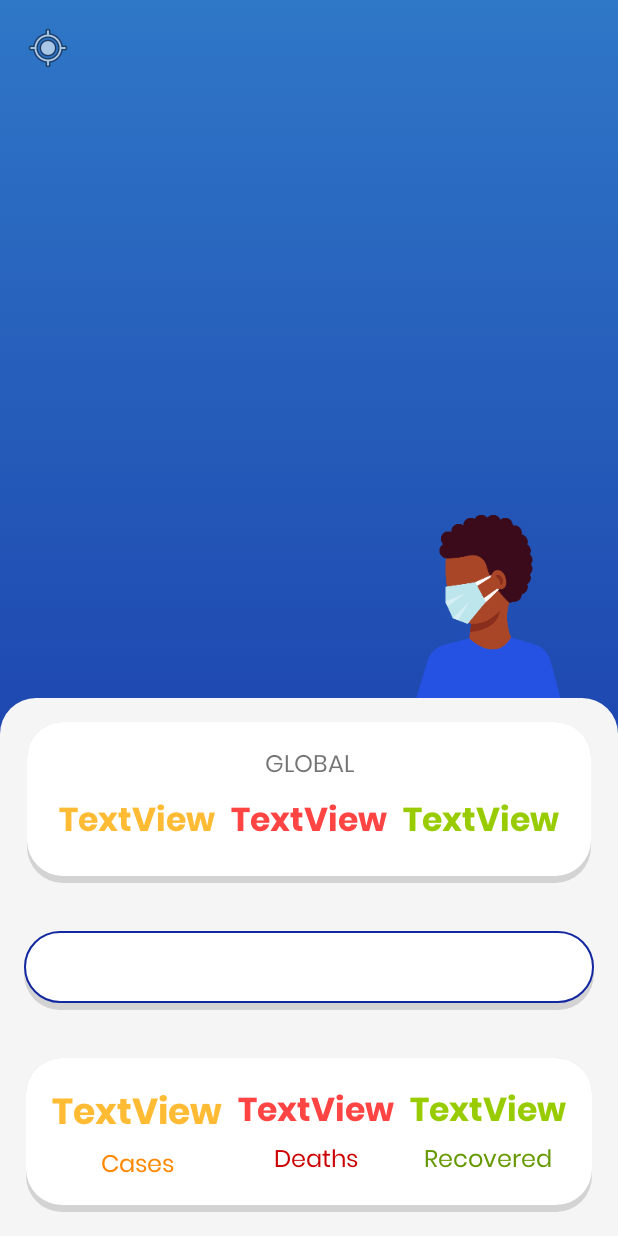
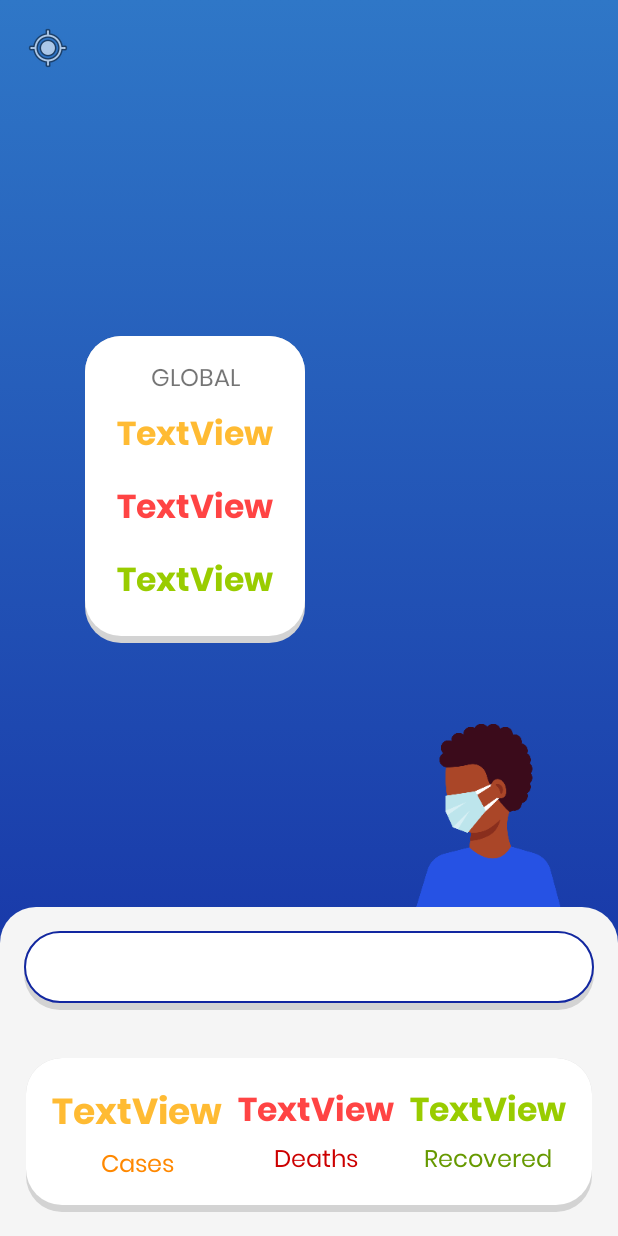
Before and after one commit to uzairmukadam/Track_Covid-19, an Android app: the layout activity_dashboard.xml on its own in the app's theme, with its tools: preview values and no code run, on a phone screen of 412 x 824 dp. Run offline under Robolectric (Android 15) with nearby library versions, the phone set to English and light mode, and no system bars; network calls fail.

Commit message:
USA and UK auto location detection fix. Changed global data view.

```diff
--- a/app/src/main/java/com/uzitech/trackcovid_19/DashboardActivity.java
+++ b/app/src/main/java/com/uzitech/trackcovid_19/DashboardActivity.java
@@ -94,7 +94,7 @@ public class DashboardActivity extends AppCompatActivity {
         try {
             for (int i = 0; i < array.length(); i++) {
                 JSONObject object = array.getJSONObject(i);
-                countryList[i]=object.getString("country");
+                countryList[i]=checkCountry(object.getString("country"));
                 countryFlag[i]=object.getJSONObject("countryInfo").getString("flag");
                 countryCases[i]=object.getInt("cases");
                 countryDeaths[i]=object.getInt("deaths");
@@ -103,6 +103,15 @@ public class DashboardActivity extends AppCompatActivity {
         }catch (Exception ignored){}
         calculateGlobal();
         setSpinner();
+    }
+
+    private String checkCountry(String country) {
+        if(country.toLowerCase().equals("usa")){
+            country="United States";
+        }else if(country.toLowerCase().equals("uk")){
+            country="United Kingdom";
+        }
+        return country;
     }
 
     private void calculateGlobal() {
@@ -124,13 +133,13 @@ public class DashboardActivity extends AppCompatActivity {
         ArrayAdapter<String> adapter=new ArrayAdapter<String>(this, android.R.layout.simple_spinner_dropdown_item, countryList){
             public View getView(int position, View view, ViewGroup parent){
                 View v = super.getView(position, view, parent);
-                ((TextView) v).setTextAlignment(View.TEXT_ALIGNMENT_CENTER);
+                v.setTextAlignment(View.TEXT_ALIGNMENT_CENTER);
                 ((TextView) v).setTypeface(ResourcesCompat.getFont(getContext(), R.font.poppins_bold));
                 return v;
             }
             public View getDropDownView(int position, View view, ViewGroup parent){
                 View v = super.getView(position, view, parent);
-                ((TextView) v).setTextAlignment(View.TEXT_ALIGNMENT_CENTER);
+                v.setTextAlignment(View.TEXT_ALIGNMENT_CENTER);
                 ((TextView) v).setTypeface(ResourcesCompat.getFont(getContext(), R.font.poppins_regular));
                 return v;
             }
--- a/app/src/main/res/layout/activity_dashboard.xml
+++ b/app/src/main/res/layout/activity_dashboard.xml
@@ -30,10 +30,69 @@
     </FrameLayout>
 
     <ImageView
+        android:id="@+id/imageView"
         android:layout_width="wrap_content"
         android:layout_height="wrap_content"
         android:layout_marginEnd="24dp"
         app:layout_constraintBottom_toTopOf="@+id/frameLayout"
         app:layout_constraintEnd_toEndOf="parent"
         app:srcCompat="@drawable/facial_mask" />
+
+    <LinearLayout
+        android:layout_width="wrap_content"
+        android:layout_height="wrap_content"
+        android:orientation="vertical"
+        android:padding="16dp"
+        android:background="@drawable/rounded_panel"
+        app:layout_constraintBottom_toTopOf="@+id/frameLayout"
+        app:layout_constraintEnd_toStartOf="@+id/imageView"
+        app:layout_constraintStart_toStartOf="parent"
+        app:layout_constraintTop_toBottomOf="@+id/curr_location">
+
+        <TextView
+            android:layout_width="match_parent"
+            android:layout_height="wrap_content"
+            android:text="GLOBAL"
+            android:fontFamily="@font/poppins_regular"
+            android:textAlignment="center"
+            android:textSize="16sp"
+            app:layout_constraintEnd_toEndOf="parent"
+            app:layout_constraintStart_toStartOf="parent"  />
+
+        <TextView
+            android:id="@+id/global_cases"
+            android:layout_width="wrap_content"
+            android:layout_height="wrap_content"
+            android:layout_weight="1"
+            android:fontFamily="@font/poppins_bold"
+            android:padding="5dp"
+            android:text="TextView"
+            android:textColor="@android:color/holo_orange_light"
+            android:textSize="22sp"
+            android:textStyle="bold" />
+
+        <TextView
+            android:id="@+id/global_deaths"
+            android:layout_width="wrap_content"
+            android:layout_height="wrap_content"
+            android:layout_weight="1"
+            android:fontFamily="@font/poppins_bold"
+            android:padding="5dp"
+            android:text="TextView"
+            android:textColor="@android:color/holo_red_light"
+            android:textSize="22sp"
+            android:textStyle="bold" />
+
+        <TextView
+            android:id="@+id/global_recovers"
+            android:layout_width="wrap_content"
+            android:layout_height="wrap_content"
+            android:layout_weight="1"
+            android:fontFamily="@font/poppins_bold"
+            android:padding="5dp"
+            android:text="TextView"
+            android:textColor="@android:color/holo_green_light"
+            android:textSize="22sp"
+            android:textStyle="bold" />
+    </LinearLayout>
 </androidx.constraintlayout.widget.ConstraintLayout>
--- a/app/src/main/res/layout/global_dashboard.xml
+++ b/app/src/main/res/layout/global_dashboard.xml
@@ -8,82 +8,14 @@
     android:layout_width="match_parent"
     android:layout_height="wrap_content">
 
-    <LinearLayout
-        android:id="@+id/linearLayout"
-        android:layout_width="wrap_content"
-        android:layout_height="wrap_content"
-        android:background="@drawable/rounded_panel"
-        android:orientation="vertical"
-        android:padding="16dp"
-        app:layout_constraintEnd_toEndOf="parent"
-        app:layout_constraintStart_toStartOf="parent"
-        app:layout_constraintTop_toTopOf="parent">
-
-        <TextView
-            android:id="@+id/textView"
-            android:layout_width="match_parent"
-            android:layout_height="wrap_content"
-            android:text="GLOBAL"
-            android:fontFamily="@font/poppins_regular"
-            android:textAlignment="center"
-            android:textSize="16sp"
-            app:layout_constraintEnd_toEndOf="parent"
-            app:layout_constraintStart_toStartOf="parent" />
-
-        <LinearLayout
-            android:layout_width="match_parent"
-            android:layout_height="match_parent"
-            android:orientation="horizontal"
-            app:layout_constraintEnd_toEndOf="parent"
-            app:layout_constraintStart_toStartOf="parent">
-
-            <TextView
-                android:id="@+id/global_cases"
-                android:layout_width="wrap_content"
-                android:layout_height="wrap_content"
-                android:layout_weight="1"
-                android:fontFamily="@font/poppins_bold"
-                android:padding="5dp"
-                android:text="TextView"
-                android:textColor="@android:color/holo_orange_light"
-                android:textSize="22sp"
-                android:textStyle="bold" />
-
-            <TextView
-                android:id="@+id/global_deaths"
-                android:layout_width="wrap_content"
-                android:layout_height="wrap_content"
-                android:layout_weight="1"
-                android:fontFamily="@font/poppins_bold"
-                android:padding="5dp"
-                android:text="TextView"
-                android:textColor="@android:color/holo_red_light"
-                android:textSize="22sp"
-                android:textStyle="bold" />
-
-            <TextView
-                android:id="@+id/global_recovers"
-                android:layout_width="wrap_content"
-                android:layout_height="wrap_content"
-                android:layout_weight="1"
-                android:fontFamily="@font/poppins_bold"
-                android:padding="5dp"
-                android:text="TextView"
-                android:textColor="@android:color/holo_green_light"
-                android:textSize="22sp"
-                android:textStyle="bold" />
-        </LinearLayout>
-    </LinearLayout>
-
     <Spinner
         android:id="@+id/country_list"
         android:layout_width="match_parent"
         android:layout_height="wrap_content"
-        android:layout_marginTop="32dp"
         android:background="@drawable/rounded_spinner"
         app:layout_constraintEnd_toEndOf="parent"
         app:layout_constraintStart_toStartOf="parent"
-        app:layout_constraintTop_toBottomOf="@+id/linearLayout" />
+        app:layout_constraintTop_toTopOf="parent" />
 
     <LinearLayout
         android:layout_width="wrap_content"
```
